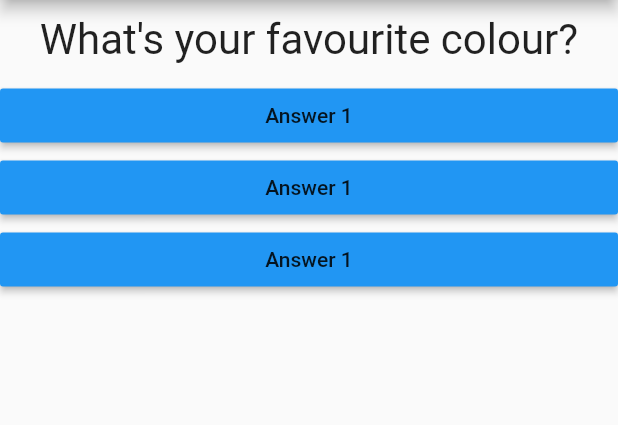
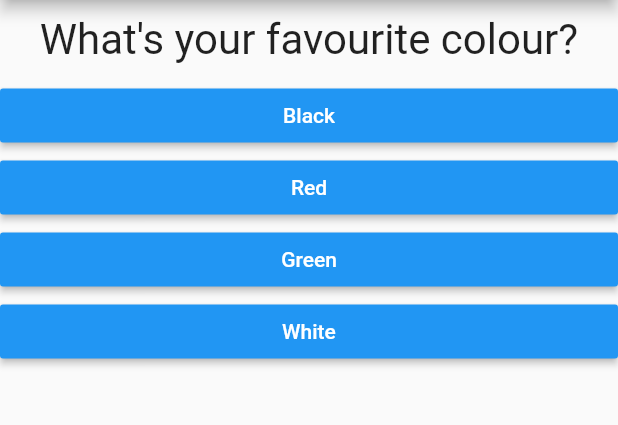
Before and after one commit to adogbeji/First-App, a Flutter app: the screen it shows after launch, on a phone screen of 412 x 824 dp, the part 84-509 px from its top. Run offline on Flutter 3.47's test engine with Material 2 defaults, Android fonts, the phone set to English and light mode, and no system bars.

```diff
--- a/lib/answer.dart
+++ b/lib/answer.dart
@@ -2,8 +2,9 @@ import 'package:flutter/material.dart';
 
 class Answer extends StatelessWidget {
   final Function selectQuestion;
+  final String answerText;
 
-  Answer(this.selectQuestion);
+  Answer(this.selectQuestion, this.answerText);
 
   @override
   Widget build(BuildContext context) {
@@ -11,7 +12,8 @@ class Answer extends StatelessWidget {
       width: double.infinity,
       child: RaisedButton(
         color: Colors.blue,
-        child: Text('Answer 1'),
+        textColor: Colors.white,
+        child: Text(answerText),
         onPressed: selectQuestion,
       ),
     );
--- a/lib/main.dart
+++ b/lib/main.dart
@@ -10,13 +10,11 @@ void main() {
 class MyApp extends StatefulWidget {
   @override
   State<StatefulWidget> createState() {
-
     return _MyAppState();
   }
 }
 
 class _MyAppState extends State<MyApp> {
-
   var _questionIndex = 0;
 
   void _answerQuestion() {
@@ -29,8 +27,18 @@ class _MyAppState extends State<MyApp> {
   @override
   Widget build(BuildContext context) {
     var questions = [
-      'What\'s your favourite colour?',
-      'What\'s your favourite animal?',
+      {
+        'questionText': 'What\'s your favourite colour?',
+        'answers': ['Black', 'Red', 'Green', 'White'],
+      },
+      {
+        'questionText': 'What\'s your favourite animal?',
+        'answers': ['Rabbit', 'Snake', 'Elephant', 'Lion'],
+      },
+      {
+        'questionText': 'Who\'s your favourite instructor?',
+        'answers': ['Tom', 'Phil', 'Jennie', 'Chris'],
+      },
     ];
     return MaterialApp(
       home: Scaffold(
@@ -39,10 +47,12 @@ class _MyAppState extends State<MyApp> {
         ),
         body: Column(
           children: [
-              Question(questions[_questionIndex],),
-              Answer(_answerQuestion),
-              Answer(_answerQuestion),
-              Answer(_answerQuestion),
+            Question(
+              questions[_questionIndex]['questionText'],
+            ),
+            ...(questions[_questionIndex]['answers'] as List<String>).map((answer) {
+              return Answer(_answerQuestion, answer);
+            }).toList()
           ],
         ),
       ),
--- a/pubspec.yaml
+++ b/pubspec.yaml
@@ -14,7 +14,7 @@ description: A new Flutter project.
 version: 1.0.0+1
 
 environment:
-  sdk: ">=2.1.0 <3.0.0"
+  sdk: ">=2.2.2 <3.0.0"
 
 dependencies:
   flutter:
```
Lines whose indentation alone changed are shown as unchanged.
